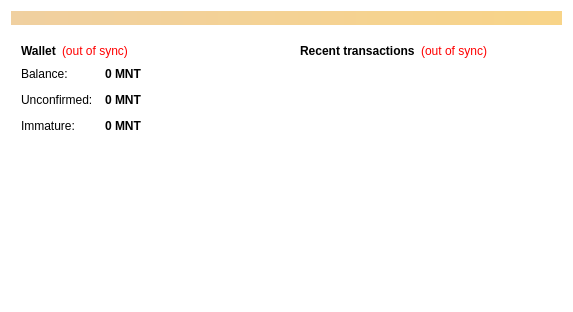
Before: the Qt Designer form src/qt/forms/overviewpage.ui in doscoin-project/Doscoin, drawn with Qt 5.
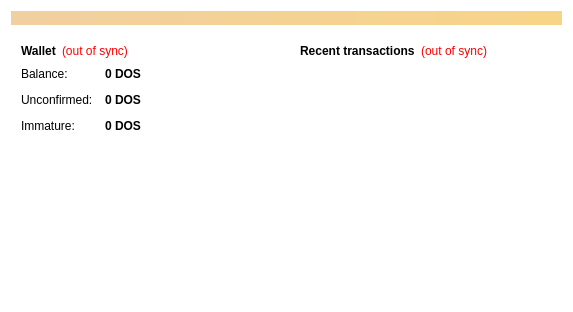
After: the same form once the commit is applied. Icons and pictures are not drawn.

Patch:
```diff
--- a/src/qt/forms/overviewpage.ui
+++ b/src/qt/forms/overviewpage.ui
@@ -126,7 +126,7 @@
                <string>Your current balance</string>
               </property>
               <property name="text">
-               <string notr="true">0 MNT</string>
+               <string notr="true">0 DOS</string>
               </property>
               <property name="textInteractionFlags">
                <set>Qt::LinksAccessibleByMouse|Qt::TextSelectableByKeyboard|Qt::TextSelectableByMouse</set>
@@ -155,7 +155,7 @@
                <string>Total of transactions that have yet to be confirmed, and do not yet count toward the current balance</string>
               </property>
               <property name="text">
-               <string notr="true">0 MNT</string>
+               <string notr="true">0 DOS</string>
               </property>
               <property name="textInteractionFlags">
                <set>Qt::LinksAccessibleByMouse|Qt::TextSelectableByKeyboard|Qt::TextSelectableByMouse</set>
@@ -181,7 +181,7 @@
                <string>Mined balance that has not yet matured</string>
               </property>
               <property name="text">
-               <string notr="true">0 MNT</string>
+               <string notr="true">0 DOS</string>
               </property>
               <property name="textInteractionFlags">
                <set>Qt::LinksAccessibleByMouse|Qt::TextSelectableByKeyboard|Qt::TextSelectableByMouse</set>
```
